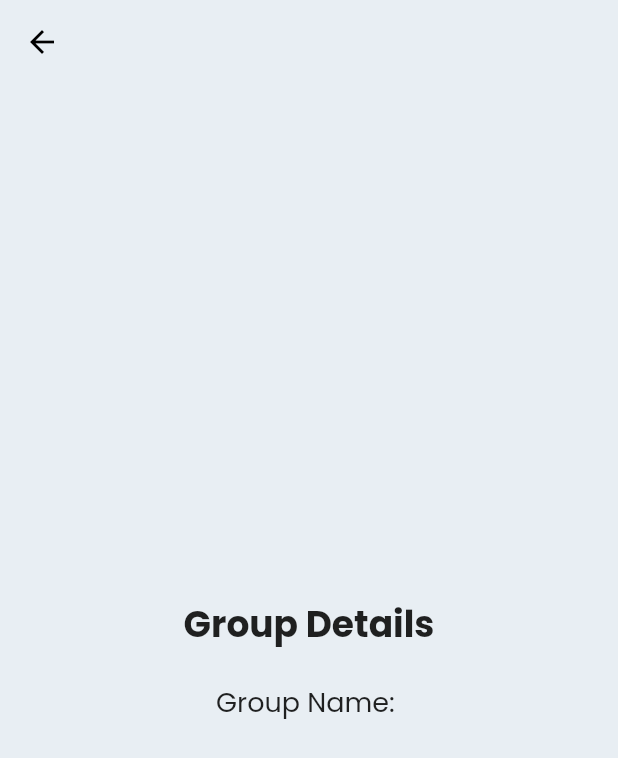
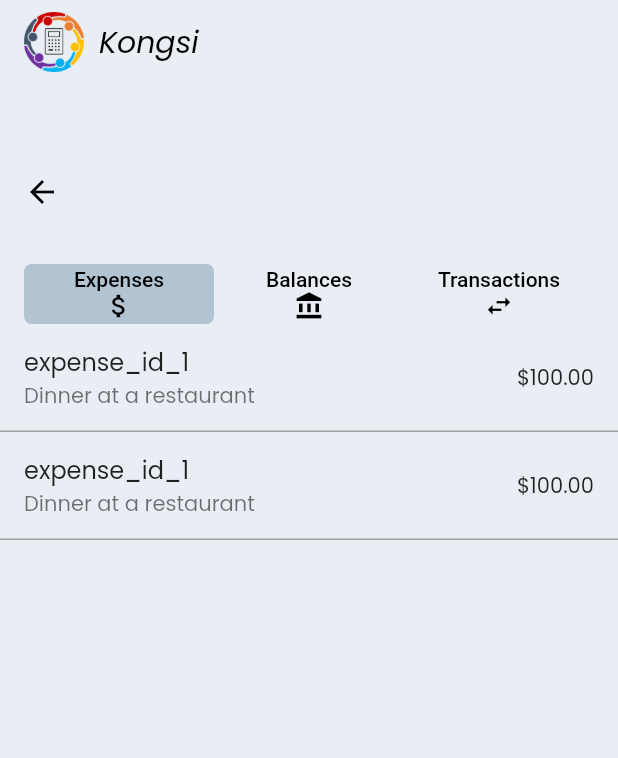
Before and after one commit to imranovvv/KONGSI, a Flutter app: the GroupDetailPage screen opened directly with empty values, on a phone screen of 412 x 824 dp. Shown: the top 758 px of the screen. Run offline on Flutter 3.47's test engine with Material 2 defaults, Android fonts, the phone set to English and light mode, and no system bars; our stand-ins replace cloud_firestore, dropdown_search, firebase_auth, firebase_core, flutter_speed_dial, google_fonts; accounts and stored records are empty; generated files the repository leaves out were written again.

```diff
--- a/lib/screens/groupdetailpage.dart
+++ b/lib/screens/groupdetailpage.dart
@@ -1,38 +1,124 @@
 import 'package:flutter/material.dart';
+import 'package:kongsi/components/appbar.dart';
+import 'package:kongsi/screens/groupdetails/balances.dart';
+import 'package:kongsi/screens/groupdetails/expenses.dart';
+import 'package:kongsi/screens/groupdetails/transactions.dart';
 
-class GroupDetailPage extends StatelessWidget {
+class GroupDetailPage extends StatefulWidget {
   final String groupName;
 
   const GroupDetailPage({super.key, required this.groupName});
 
   @override
+  State<GroupDetailPage> createState() => _GroupDetailPageState();
+}
+
+class _GroupDetailPageState extends State<GroupDetailPage>
+    with SingleTickerProviderStateMixin {
+  late TabController _tabController;
+
+  @override
+  void initState() {
+    _tabController = TabController(length: 3, vsync: this);
+    super.initState();
+  }
+
+  @override
+  void dispose() {
+    super.dispose();
+    _tabController.dispose();
+  }
+
+  @override
   Widget build(BuildContext context) {
     return Scaffold(
-      appBar: AppBar(
-        title: Text(groupName), // Display the group name in the app bar
-      ),
-      body: Center(
-        child: Padding(
-          padding: EdgeInsets.all(16.0),
-          child: Column(
-            mainAxisAlignment: MainAxisAlignment.center,
-            children: <Widget>[
-              Text(
-                'Group Details',
-                style: TextStyle(
-                  fontSize: 24,
-                  fontWeight: FontWeight.bold,
+      appBar: const CustomAppBar(showLogoutButton: false),
+      body: Column(
+        children: [
+          AppBar(
+            centerTitle: true,
+            title: Text(
+              widget.groupName,
+              style: const TextStyle(
+                fontSize: 24,
+                fontWeight: FontWeight.bold,
+              ),
+            ),
+          ),
+          const SizedBox(height: 20.0),
+          Container(
+            height: 40,
+            decoration: BoxDecoration(
+              borderRadius: BorderRadius.circular(25.0),
+            ),
+            child: Padding(
+              padding: const EdgeInsets.only(left: 16.0, right: 16.0),
+              child: TabBar(
+                controller: _tabController,
+                indicator: BoxDecoration(
+                  borderRadius: BorderRadius.circular(5.0),
+                  color: const Color(0xffb2c3d1),
                 ),
+                labelColor: Colors.black,
+                unselectedLabelColor: Colors.black,
+                tabs: const [
+                  Padding(
+                    padding: EdgeInsets.only(top: 2),
+                    child: Tab(
+                      child: Column(
+                        children: [
+                          Text('Expenses'),
+                          Icon(
+                            Icons.attach_money, // Add your icon here
+                            size: 20, // Adjust the size as needed
+                          ),
+                        ],
+                      ),
+                    ),
+                  ),
+                  Padding(
+                    padding: EdgeInsets.only(top: 2),
+                    child: Tab(
+                      child: Column(
+                        children: [
+                          Text('Balances'),
+                          Icon(
+                            Icons.account_balance, // Add your icon here
+                            size: 20, // Adjust the size as needed
+                          ),
+                        ],
+                      ),
+                    ),
+                  ),
+                  Padding(
+                    padding: EdgeInsets.only(top: 2),
+                    child: Tab(
+                      child: Column(
+                        children: [
+                          Text('Transactions'),
+                          Icon(
+                            Icons.swap_horiz, // Add your icon here
+                            size: 20, // Adjust the size as needed
+                          ),
+                        ],
+                      ),
+                    ),
+                  ),
+                ],
               ),
-              SizedBox(height: 20),
-              Text(
-                'Group Name: $groupName', // Display the group name
-                style: TextStyle(fontSize: 18),
-              ),
-              // Add more group details here as needed
-            ],
+            ),
           ),
-        ),
+          Expanded(
+            child: TabBarView(
+              controller: _tabController,
+              children: const [
+                Expenses(),
+                Balances(),
+                Transactions(),
+              ],
+            ),
+          ),
+        ],
       ),
     );
   }
--- /dev/null
+++ b/lib/screens/groupdetails/balances.dart
@@ -0,0 +1,18 @@
+import 'package:flutter/material.dart';
+
+class Balances extends StatelessWidget {
+  const Balances({super.key});
+
+  @override
+  Widget build(BuildContext context) {
+    return const Center(
+      child: Text(
+        'Balances',
+        style: TextStyle(
+          fontSize: 25,
+          fontWeight: FontWeight.w600,
+        ),
+      ),
+    );
+  }
+}
--- /dev/null
+++ b/lib/screens/groupdetails/expenses.dart
@@ -0,0 +1,72 @@
+import 'package:flutter/material.dart';
+
+class Expenses extends StatefulWidget {
+  const Expenses({super.key});
+
+  @override
+  State<Expenses> createState() => _Expenses();
+}
+
+class _Expenses extends State<Expenses> {
+  List<Expense> expenses = [
+    Expense(
+      id: 'expense_id_1',
+      description: "Dinner at a restaurant",
+      amount: 100.00,
+      payer: 'user_id_1',
+      group: 'group_id_1',
+      splitType: "equal",
+    ),
+    Expense(
+      id: 'expense_id_1',
+      description: "Dinner at a restaurant",
+      amount: 100.00,
+      payer: 'user_id_1',
+      group: 'group_id_1',
+      splitType: "equal",
+    ),
+    // Add more expenses as needed
+  ];
+  @override
+  Widget build(BuildContext context) {
+    return ListView.builder(
+      itemCount: expenses.length,
+      itemBuilder: (context, index) {
+        final expense = expenses[index];
+        return Column(
+          children: <Widget>[
+            ListTile(
+              title: Text(expense.id),
+              subtitle: Text(expense.description),
+              trailing: Text('\$${expense.amount.toStringAsFixed(2)}'),
+            ),
+            const Divider(
+              color: Colors.grey, // You can customize the color
+              thickness: 1.0, // You can adjust the thickness
+              height:
+                  0.0, // You can control the space above and below the divider
+            ),
+          ],
+        );
+      },
+    );
+  }
+}
+
+class Expense {
+  final String id;
+  final String description;
+  final double amount;
+  final String payer;
+  final String group;
+  final String splitType;
+
+  Expense({
+    required this.id,
+    required this.description,
+    required this.amount,
+    required this.payer,
+    required this.group,
+    required this.splitType,
+  });
+}
--- /dev/null
+++ b/lib/screens/groupdetails/transactions.dart
@@ -0,0 +1,18 @@
+import 'package:flutter/material.dart';
+
+class Transactions extends StatelessWidget {
+  const Transactions({super.key});
+
+  @override
+  Widget build(BuildContext context) {
+    return const Center(
+      child: Text(
+        'Transactions',
+        style: TextStyle(
+          fontSize: 25,
+          fontWeight: FontWeight.w600,
+        ),
+      ),
+    );
+  }
+}
--- a/lib/screens/home.dart
+++ b/lib/screens/home.dart
@@ -50,7 +50,7 @@ class _HomeState extends State<Home> {
             onTap: () {
               Navigator.push(
                 context,
-                MaterialPageRoute(builder: (context) => const NewGroup()),
+                CupertinoPageRoute(builder: (context) => const NewGroup()),
               );
             },
           ),
@@ -60,7 +60,7 @@ class _HomeState extends State<Home> {
             onTap: () {
               Navigator.push(
                 context,
-                MaterialPageRoute(builder: (context) => const JoinGroup()),
+                CupertinoPageRoute(builder: (context) => const JoinGroup()),
               );
             },
           ),
@@ -158,7 +158,7 @@ class _HomeState extends State<Home> {
                               // Navigate to the new page when the user clicks the forward button
                               Navigator.push(
                                 context,
-                                MaterialPageRoute(
+                                CupertinoPageRoute(
                                   builder: (context) => GroupDetailPage(
                                       groupName: userGroupNames[index]),
                                 ),
```
Also changed, not shown: lib/screens/joingroup.dart (+37 -11 lines), lib/screens/newgroup.dart (+20 -20 lines).
